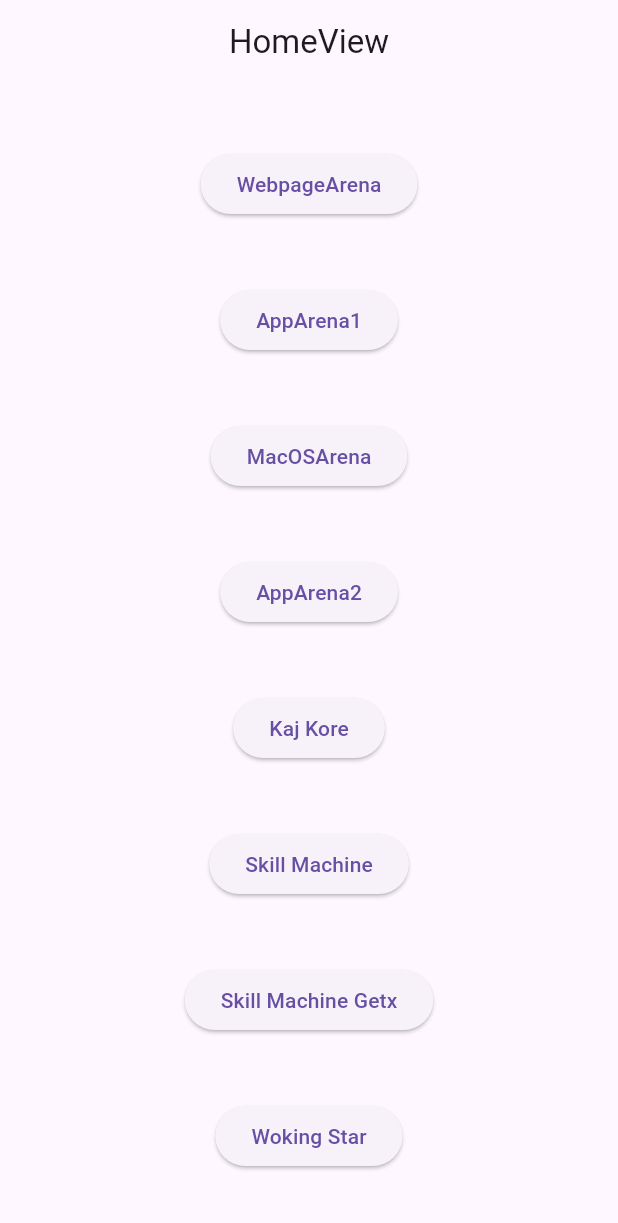
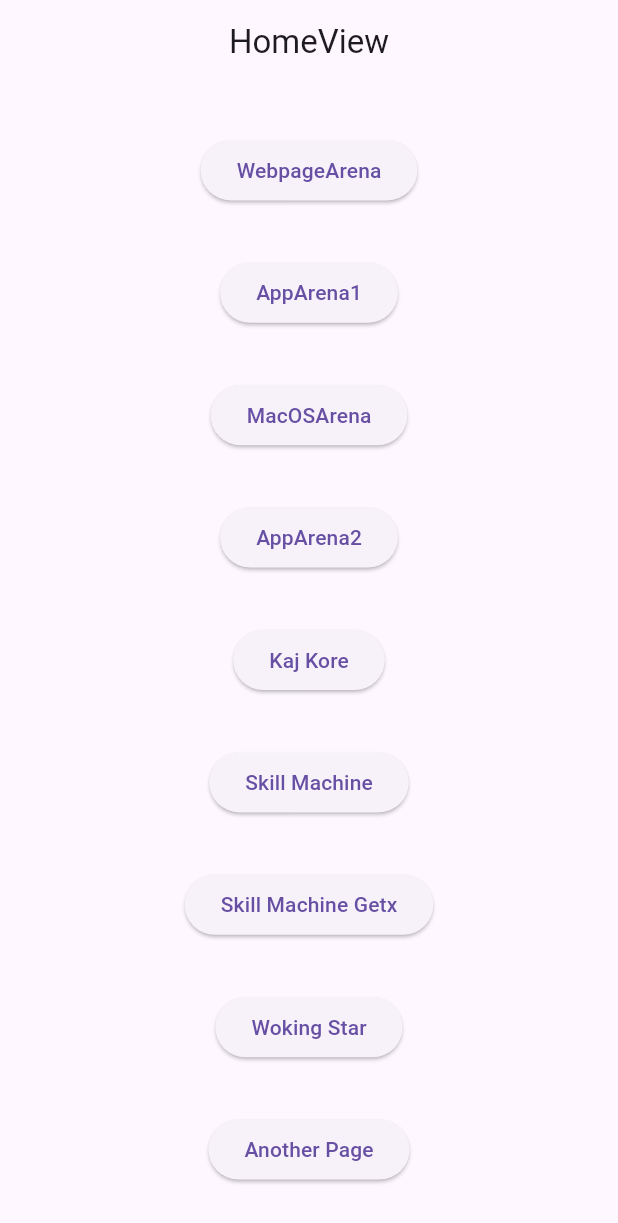
Before and after one commit to mzahin01/gbsheet, a Flutter app: the screen it shows after launch, on a phone screen of 412 x 824 dp. Shown: the top 1223 px of the screen. Run offline on Flutter 3.47's test engine with Material 3 defaults, Android fonts, the phone set to English and light mode, and no system bars; our stand-ins replace firebase_core, get, rive; accounts and stored records are empty.

Commit message:
added a page

```diff
--- a/lib/app/modules/home/views/home_view.dart
+++ b/lib/app/modules/home/views/home_view.dart
@@ -58,6 +58,11 @@ class HomeView extends GetView<HomeController> {
                   Get.toNamed(Routes.COPY_BILAI_COPY);
                 },
                 child: const Text('Woking Star')),
+            ElevatedButton(
+                onPressed: () {
+                  Get.toNamed(Routes.ANOTHER_PAGE);
+                },
+                child: const Text('Another Page')),
           ],
         ),
       ),
--- a/lib/app/routes/app_pages.dart
+++ b/lib/app/routes/app_pages.dart
@@ -1,10 +1,12 @@
-import 'package:gbsheet/app/modules/copybilai_copy.dart';
 import 'package:get/get.dart';
 
+import '../modules/another_page/bindings/another_page_binding.dart';
+import '../modules/another_page/views/another_page_view.dart';
 import '../modules/app2/bindings/app2_binding.dart';
 import '../modules/app2/views/app2_view.dart';
 import '../modules/app_arena/bindings/app_arena_binding.dart';
 import '../modules/app_arena/views/app_arena_view.dart';
+import '../modules/copybilai_copy.dart';
 import '../modules/home/bindings/home_binding.dart';
 import '../modules/home/views/home_view.dart';
 import '../modules/kaj_kore.dart';
@@ -68,5 +70,10 @@ class AppPages {
       name: _Paths.COPY_BILAI_COPY,
       page: () => const CopyBilaiCopy(),
     ),
+    GetPage(
+      name: _Paths.ANOTHER_PAGE,
+      page: () => const AnotherPageView(),
+      binding: AnotherPageBinding(),
+    ),
   ];
 }
--- a/lib/app/routes/app_routes.dart
+++ b/lib/app/routes/app_routes.dart
@@ -14,6 +14,7 @@ abstract class Routes {
   static const SKILL_MACHINE = _Paths.SKILL_MACHINE;
   static const SKILL_MACHINE_GETX = _Paths.SKILL_MACHINE_GETX;
   static const COPY_BILAI_COPY = _Paths.COPY_BILAI_COPY;
+  static const ANOTHER_PAGE = _Paths.ANOTHER_PAGE;
 }
 
 abstract class _Paths {
@@ -27,4 +28,5 @@ abstract class _Paths {
   static const SKILL_MACHINE = '/skill';
   static const SKILL_MACHINE_GETX = '/skill-machine-getx';
   static const COPY_BILAI_COPY = '/CopyBilaiCopy';
+  static const ANOTHER_PAGE = '/another-page';
 }
```
Also changed, not shown: lib/app/modules/another_page/bindings/another_page_binding.dart (added, +12 -0 lines), lib/app/modules/another_page/controllers/another_page_controller.dart (added, +23 -0 lines), lib/app/modules/another_page/views/another_page_view.dart (added, +24 -0 lines).
